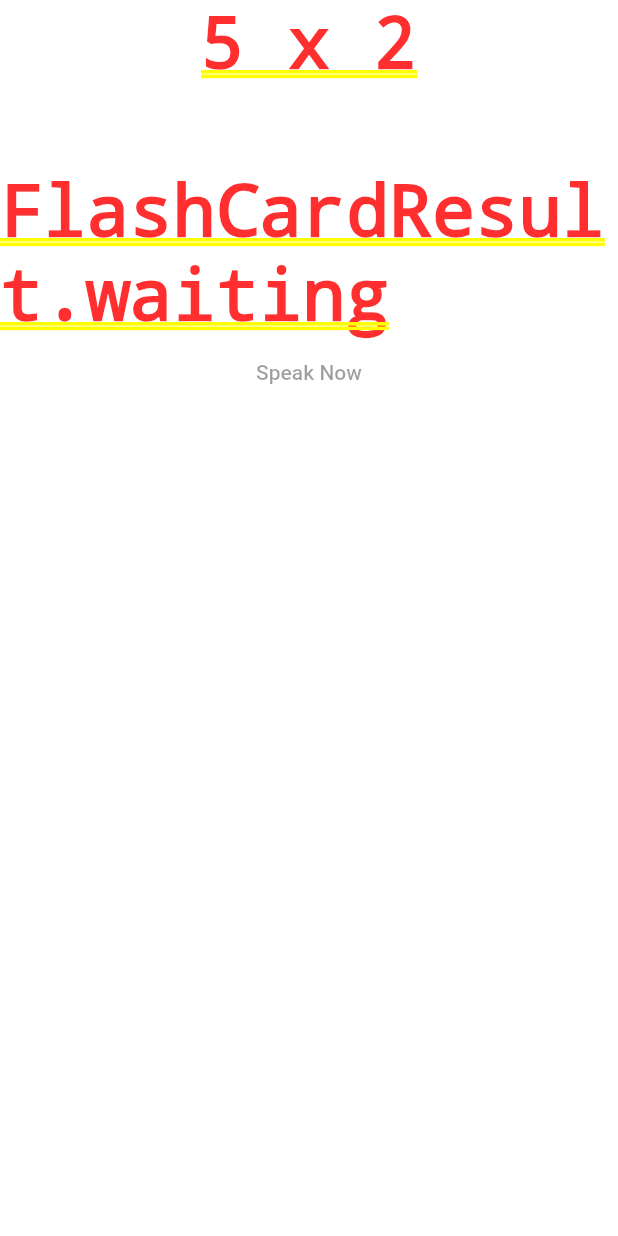
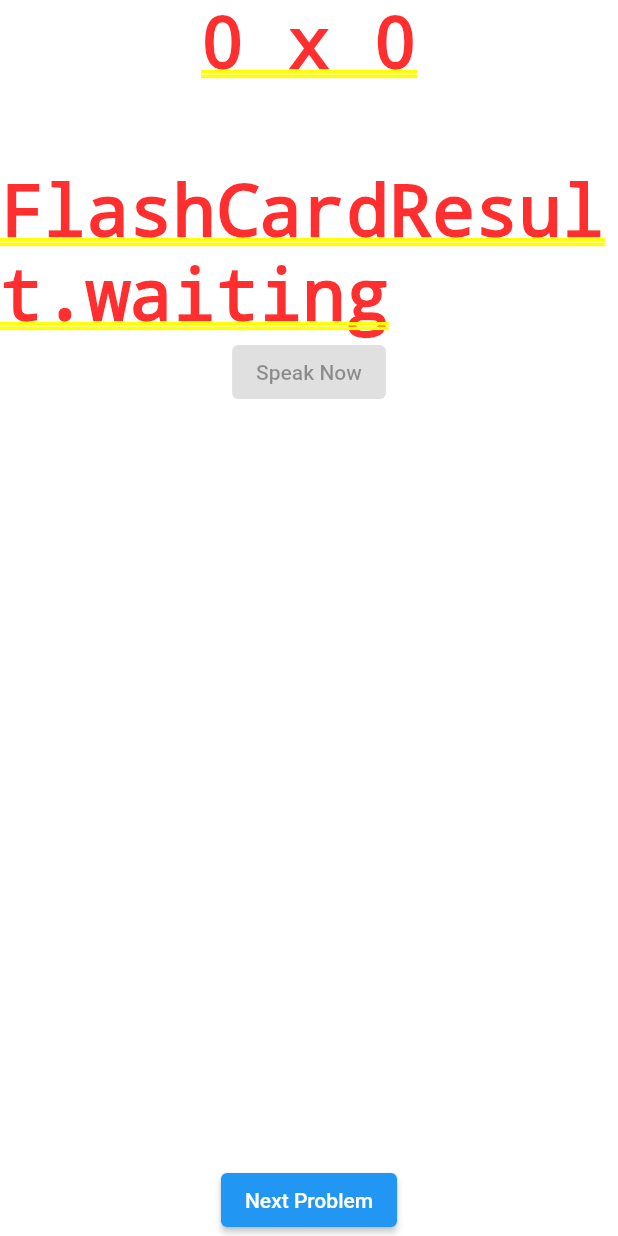
Before and after one commit to the-g-force/flash-cards, a Flutter app: the screen it shows after launch, after a tap on "Ready", on a phone screen of 412 x 824 dp. Run offline on Flutter 3.47's test engine with Material 2 defaults, Android fonts, the phone set to English and light mode, and no system bars; our stand-ins replace speech_to_text.

Commit message:
Randomize operands and add 'next problem' button

```diff
--- a/lib/main.dart
+++ b/lib/main.dart
@@ -1,3 +1,5 @@
+import 'dart:math';
+
 import 'package:flutter/material.dart';
 import 'package:speech_to_text/speech_recognition_result.dart';
 import 'package:speech_to_text/speech_to_text.dart';
@@ -48,10 +50,14 @@ class _FlashCardState extends State<FlashCard> {
   String _guess = "";
   bool _isButtonEnabled = true;
 
+  int _leftOperand;
+  int _rightOperand;
+
   @override
   void initState() {
     super.initState();
     initSpeech();
+    _randomizeOperands();
   }
 
   void initSpeech() async {
@@ -78,7 +84,11 @@ class _FlashCardState extends State<FlashCard> {
 
   @override
   Widget build(BuildContext context) {
-    TextButton speakButton = TextButton(
+    return Column(children: [
+      Text("$_leftOperand x $_rightOperand"),
+      Text(_guess),
+      Text(_result.toString()),
+      ElevatedButton(
         onPressed: _isButtonEnabled
             ? () {
                 setState(() {
@@ -88,13 +98,23 @@ class _FlashCardState extends State<FlashCard> {
               }
             : null,
         child: Text(_isButtonEnabled ? "Ready" : "Speak Now"),
-    );
-    return Column(children: [
-      Text("5 x 2"),
-      Text(_guess),
-      Text(_result.toString()),
-      speakButton
+      ),
+      Spacer(),
+      ElevatedButton(
+          onPressed: () {
+            setState(() {
+              _isButtonEnabled = true;
+              _guess = "";
+              _randomizeOperands();
+            });
+          },
+          child: Text("Next Problem"))
     ]);
+  }
+
+  void _randomizeOperands() {
+    _leftOperand = Random().nextInt(10);
+    _rightOperand = Random().nextInt(10);
   }
 
   void startListening() async {
@@ -113,7 +133,8 @@ class _FlashCardState extends State<FlashCard> {
     setState(() {
       int spokenNumber = int.tryParse(result.recognizedWords);
       _guess = (spokenNumber == null) ? "" : result.recognizedWords;
-      _result = result.recognizedWords.contains("10")
+      int answer = _leftOperand * _rightOperand;
+      _result = result.recognizedWords.contains(answer.toString())
           ? FlashCardResult.correct
           : FlashCardResult.incorrect;
     });
```
Lines whose indentation alone changed are shown as unchanged.
